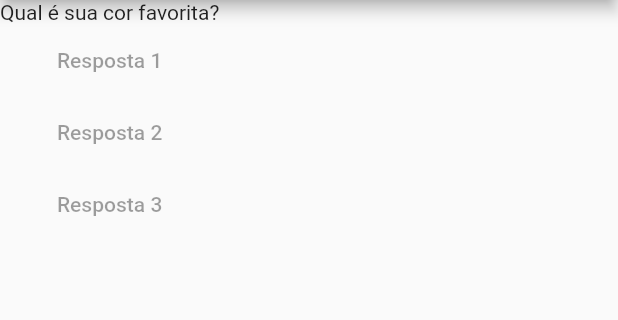
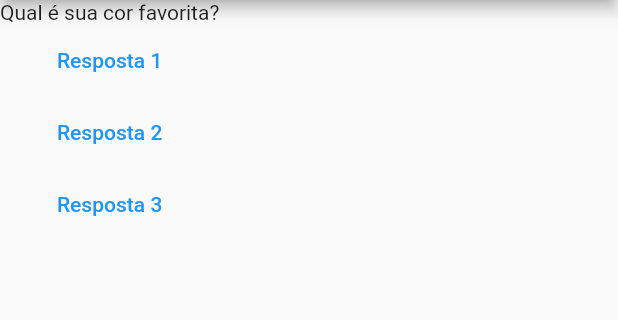
Before and after one commit to jacksonlmp/projeto_perguntas, a Flutter app: the screen it shows after launch, on a phone screen of 412 x 824 dp, the part 84-404 px from its top. Run offline on Flutter 3.47's test engine with Material 2 defaults, Android fonts, the phone set to English and light mode, and no system bars.

Commit message:
Using buttons

```diff
--- a/lib/main.dart
+++ b/lib/main.dart
@@ -5,13 +5,16 @@ main () => runApp(const PerguntaApp());
 class PerguntaApp extends StatelessWidget{
   const PerguntaApp({super.key});
 
+  void responder() {
+    print("Respondida");
+  }
+
   @override
   Widget build(BuildContext context) {
     final List<String> perguntas = [
       'Qual é sua cor favorita?',
       'Qual é o seu animal favorita?',
     ];
-
 
     return MaterialApp(
       home: Scaffold(
@@ -22,16 +25,16 @@ class PerguntaApp extends StatelessWidget{
           children: <Widget> [
             Text(perguntas[0]),
             TextButton(
-              onPressed: null,
-              child: Text('Resposta 1')
+              onPressed: responder,
+              child: const Text('Resposta 1')
             ),
             TextButton(
-              onPressed: null,
-              child: Text('Resposta 2')
+              onPressed: responder,
+              child: const Text('Resposta 2')
             ),
             TextButton(
-              onPressed: null,
-              child: Text('Resposta 3')
+              onPressed: responder,
+              child: const Text('Resposta 3')
             )
           ]
         )
```
